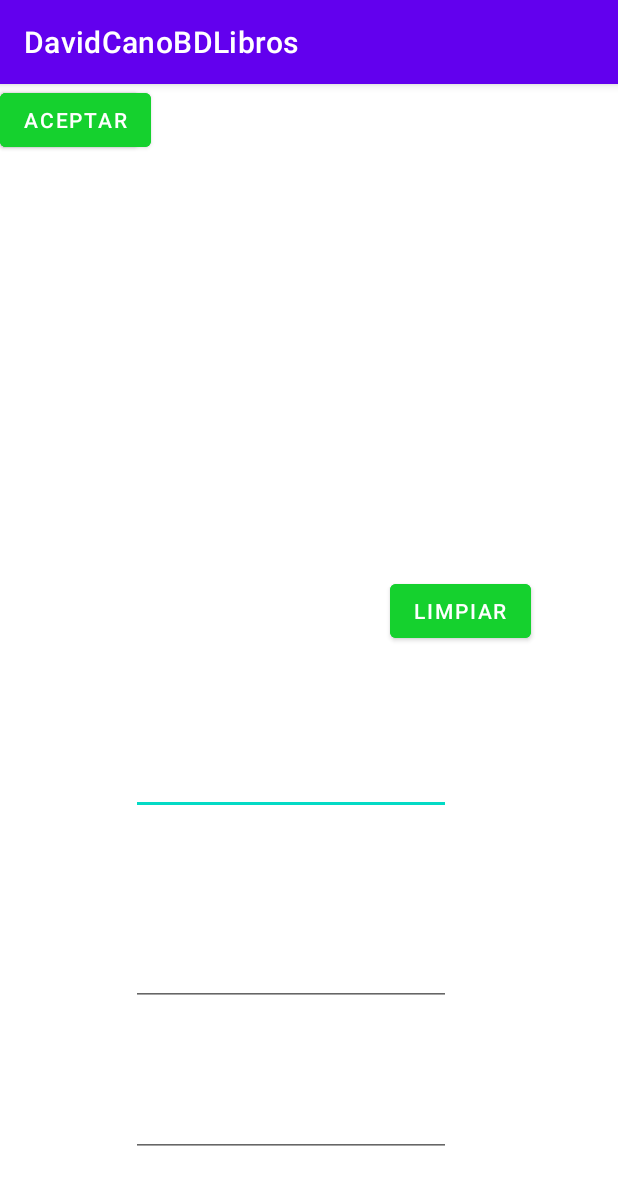
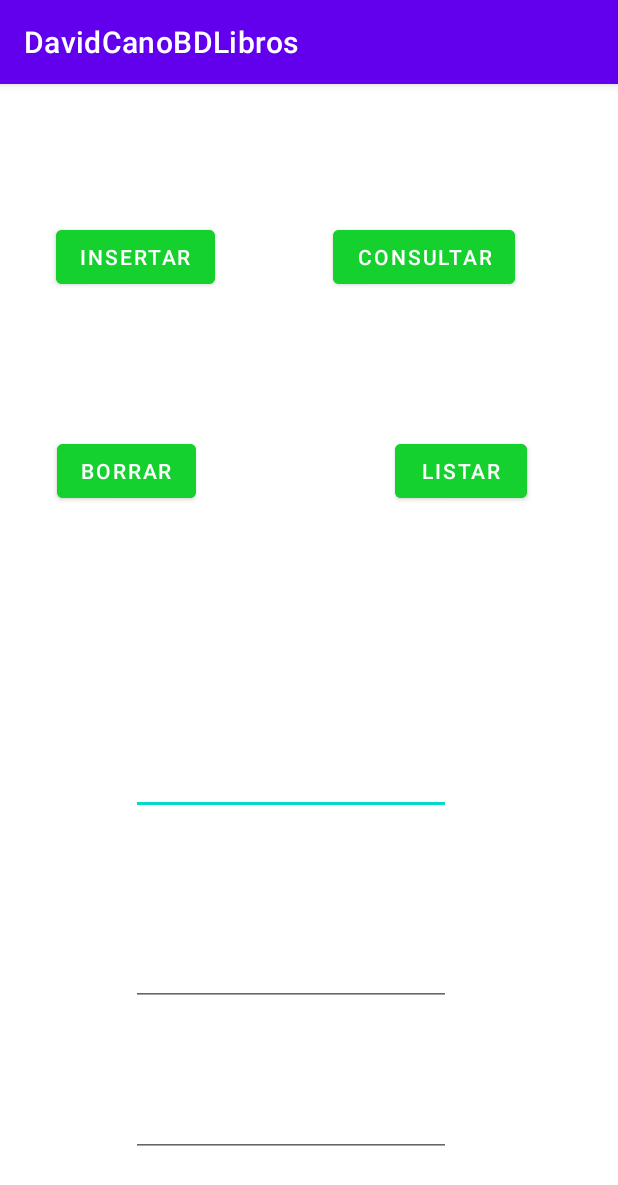
Before and after one commit to C7-G1/DavidCanoBDLibros, an Android app: the screen it shows after launch (MainActivity), on a phone screen of 412 x 824 dp. Shown: the top 1185 px of the screen. Run offline under Robolectric (Android 15) with nearby library versions, the phone set to English and light mode, and no system bars.

Commit message:
Mirar el metodo consultar y borrar y por ultimo terminar el de listar

```diff
--- a/app/src/main/java/david/cano/davidcanobdlibros/MainActivity.java
+++ b/app/src/main/java/david/cano/davidcanobdlibros/MainActivity.java
@@ -15,16 +15,16 @@ public class MainActivity extends AppCompatActivity {
     EditText edcodigo;
     EditText edtitulo;
     EditText edautor;
-    Button btLimpiar;
-    CrearBD crearBD=new CrearBD(this);
+    CrearBD crearBD;
+
     @Override
     protected void onCreate(Bundle savedInstanceState) {
         super.onCreate(savedInstanceState);
         setContentView(R.layout.activity_main);
-        EditText edcodigo=(EditText) findViewById(R.id.etCodigo);
-        EditText edtitulo=(EditText) findViewById(R.id.etTitulo);
-        EditText edautor=(EditText) findViewById(R.id.etAutor);
-        SQLiteDatabase bd= crearBD.getWritableDatabase();
+        crearBD = new CrearBD(this);
+        edcodigo=findViewById(R.id.etCodigo);
+        edtitulo=findViewById(R.id.etTitulo);
+        edautor=findViewById(R.id.etAutor);
         /*bd.execSQL("INSERT INTO libros VALUES(1,'La Celestina', 'Fernando de Rojas');");
         bd.execSQL("INSERT INTO libros VALUES(2,'El Quijote', 'Miguel de Cervantes');");
         bd.execSQL("INSERT INTO libros VALUES(3,'El Lazarillo de Tormes','Anonimo');");
@@ -34,64 +34,68 @@ public class MainActivity extends AppCompatActivity {
     }
 
 
-
-    public void ConsultarLibro(View v)
-    {
-        String cod=edcodigo.getText().toString();
-        SQLiteDatabase bd = crearBD.getReadableDatabase();
-        Cursor contenido = bd.rawQuery("select * from libros where codigo='" +cod+ "'" , null);
-        if (contenido.moveToNext()){
+    public void ConsultarLibro(View v) {
+        String cod = edcodigo.getText().toString();
+        SQLiteDatabase bd;
+        bd = crearBD.getReadableDatabase();
+        Cursor contenido = bd.rawQuery("select * from libros where codigo='" + cod + "';", null);
+        if (contenido.moveToNext()) {
             edtitulo.setText(contenido.getString(1));
-            edautor.setText(contenido.getString(2));  }
+            edautor.setText(contenido.getString(2));
+        }
         contenido.close();
         bd.close();
     }
 
-    public void insertarLibro(View v){
-        SQLiteDatabase bd=crearBD.getWritableDatabase();
-        if(edcodigo.getText().toString().equals("")|| edtitulo.getText().toString().equals("")||
-        edautor.getText().toString().equals("")){
+    public void insertarLibro(View v) {
+        SQLiteDatabase bd;
+        bd = crearBD.getWritableDatabase();
+
+        if (edcodigo.getText().toString().equals("") || edtitulo.getText().toString().equals("") ||
+                edautor.getText().toString().equals("")) {
             verMensajeToast("Cajas vacías, debes introducir los datos");
-        }else{
-            String cod=edcodigo.getText().toString();
-            String tit=edtitulo.getText().toString();
-            String aut=edautor.getText().toString();
-            try{
-                bd.execSQL("INSERT INTO LIBROS VALUES("+cod + ",'" + tit + ",'" + aut +"'); ");
+        } else {
+            String cod = edcodigo.getText().toString();
+            String tit = edtitulo.getText().toString();
+            String aut = edautor.getText().toString();
+            try {
+                bd.execSQL("INSERT INTO libros VALUES('" + cod + "','" + tit + "','" + aut + "');");
                 verMensajeToast("Datos insertados");
-            }catch(Exception sqlex){
+            } catch (Exception sqlex) {
                 verMensajeToast(sqlex.getMessage());
             }
+        }
+        bd.close();
         limpiarCajas();
-            crearBD.close();
-        }
     }
 
-    public void verMensajeToast(String mensaje){
-        Context context=getApplicationContext();
-        Toast toast= Toast.makeText(context,mensaje,Toast.LENGTH_LONG);
+    public void verMensajeToast(String mensaje) {
+        Context context = getApplicationContext();
+        Toast toast = Toast.makeText(context, mensaje, Toast.LENGTH_LONG);
         toast.show();
     }
 
-    public void limpiarCajas(){
+    public void limpiarCajas() {
         edcodigo.setText("");
         edtitulo.setText("");
         edautor.setText("");
     }
 
-        public void borrarLibro(){
-            SQLiteDatabase bd=crearBD.getWritableDatabase();
-            if(edcodigo.getText().toString().equals("")|| edtitulo.getText().toString().equals("")||
+    public void borrarLibro(View v) {
+        SQLiteDatabase bd;
+
+        bd = crearBD.getWritableDatabase();
+        if (edcodigo.getText().toString().equals("") || edtitulo.getText().toString().equals("") ||
                 edautor.getText().toString().equals("")) {
             verMensajeToast("Cajas vacías, debes introducir los datos");
-            }else{
-                String cod=edcodigo.getText().toString();
-                String tit=edtitulo.getText().toString();
-                String aut=edautor.getText().toString();
-                try{
-                    bd.execSQL("DELETE INTO LIBROS VALUES("+cod + ",'" + tit + ",'" + aut +"'); ");
+        } else {
+            String cod = edcodigo.getText().toString();
+            String tit = edtitulo.getText().toString();
+            String aut = edautor.getText().toString();
+            try {
+                bd.execSQL("DELETE INTO LIBROS VALUES(" + cod + ",'" + tit + ",'" + aut + "'); ");
                 verMensajeToast("Datos borrados");
-                }catch(Exception sqlex){
+            } catch (Exception sqlex) {
                 verMensajeToast(sqlex.getMessage());
             }
             limpiarCajas();
--- a/app/src/main/res/layout/activity_main.xml
+++ b/app/src/main/res/layout/activity_main.xml
@@ -55,35 +55,59 @@
         app:layout_constraintVertical_bias="0.788" />
 
     <Button
-        android:id="@+id/btLimpiar"
-        android:onClick="limpiarCajas"
+        android:id="@+id/btListar"
+
         android:layout_width="wrap_content"
         android:layout_height="wrap_content"
         android:backgroundTint="#15D12E"
-        android:text="Limpiar"
+        android:text="Listar"
         app:layout_constraintBottom_toBottomOf="parent"
         app:layout_constraintEnd_toEndOf="parent"
-        app:layout_constraintHorizontal_bias="0.817"
+        app:layout_constraintHorizontal_bias="0.812"
         app:layout_constraintStart_toStartOf="parent"
         app:layout_constraintTop_toTopOf="parent"
-        app:layout_constraintVertical_bias="0.455" />
+        app:layout_constraintVertical_bias="0.325" />
 
     <Button
         android:id="@+id/btBorrar"
+        android:onClick="borrarLibro"
         android:layout_width="wrap_content"
         android:layout_height="wrap_content"
         android:backgroundTint="#15D12E"
         android:text="Borrar"
-        tools:layout_editor_absoluteX="30dp"
-        tools:layout_editor_absoluteY="222dp" />
+        app:layout_constraintBottom_toBottomOf="parent"
+        app:layout_constraintEnd_toEndOf="parent"
+        app:layout_constraintHorizontal_bias="0.119"
+        app:layout_constraintStart_toStartOf="parent"
+        app:layout_constraintTop_toTopOf="parent"
+        app:layout_constraintVertical_bias="0.325" />
 
     <Button
-        android:id="@+id/btAceptar"
+        android:id="@+id/btInsertar"
+        android:onClick="insertarLibro"
         android:layout_width="wrap_content"
         android:layout_height="wrap_content"
         android:backgroundTint="#15D12E"
-        android:text="Aceptar"
-        tools:layout_editor_absoluteX="30dp"
-        tools:layout_editor_absoluteY="53dp" />
+        android:text="Insertar"
+        app:layout_constraintBottom_toBottomOf="parent"
+        app:layout_constraintEnd_toEndOf="parent"
+        app:layout_constraintHorizontal_bias="0.122"
+        app:layout_constraintStart_toStartOf="parent"
+        app:layout_constraintTop_toTopOf="parent"
+        app:layout_constraintVertical_bias="0.127" />
+
+    <Button
+        android:id="@+id/btConsultar"
+        android:onClick="ConsultarLibro"
+        android:layout_width="wrap_content"
+        android:layout_height="wrap_content"
+        android:backgroundTint="#15D12E"
+        android:text="Consultar"
+        app:layout_constraintBottom_toBottomOf="parent"
+        app:layout_constraintEnd_toEndOf="parent"
+        app:layout_constraintHorizontal_bias="0.763"
+        app:layout_constraintStart_toStartOf="parent"
+        app:layout_constraintTop_toTopOf="parent"
+        app:layout_constraintVertical_bias="0.127" />
 
 </androidx.constraintlayout.widget.ConstraintLayout>
```
Also changed, not shown: app/src/main/java/david/cano/davidcanobdlibros/verLibros.java (+33 -0 lines). Lines whose indentation alone changed are shown as unchanged.
